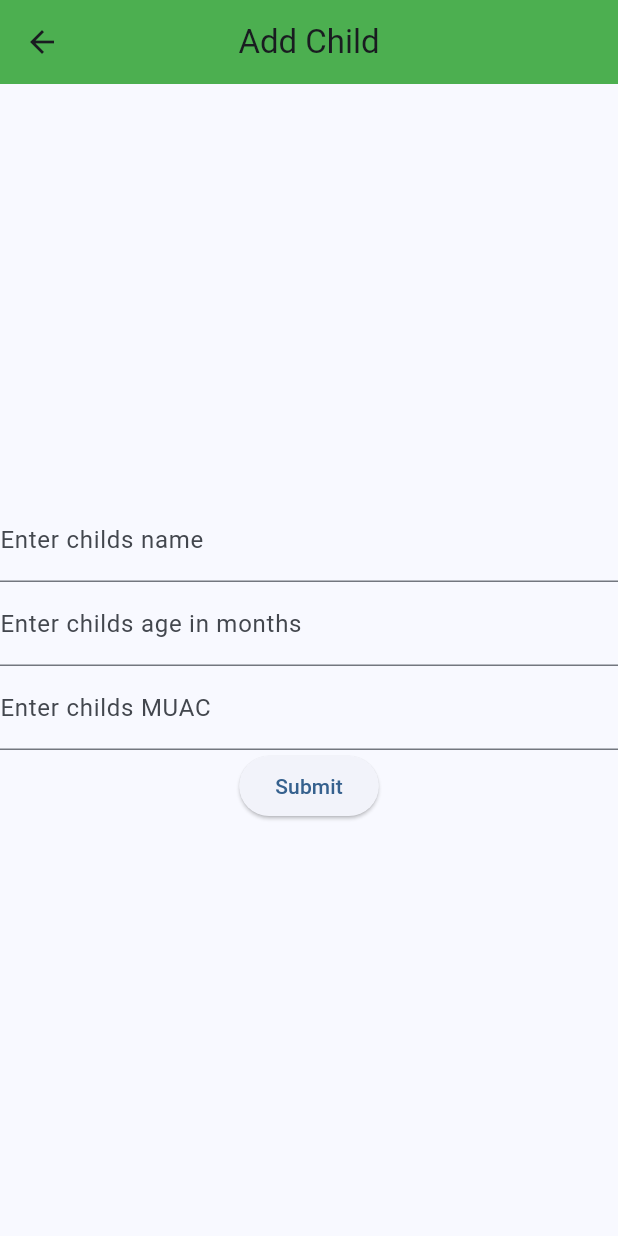
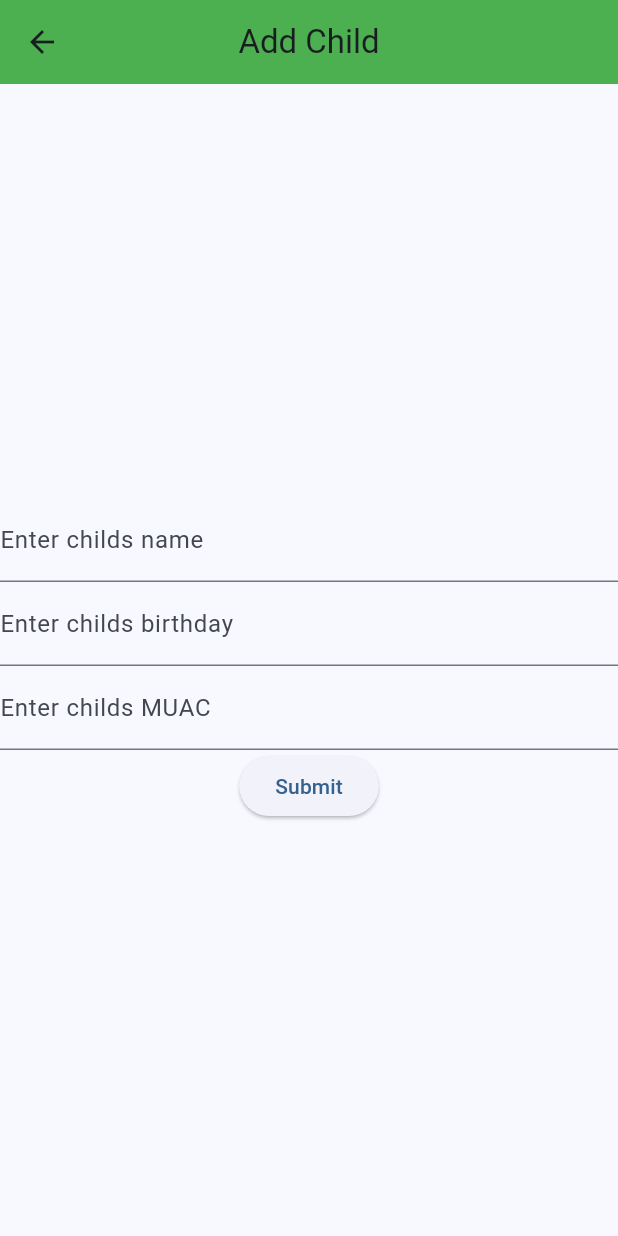
Before and after one commit to Brad-Jorgy/muac_tracker, a Flutter app: the screen it shows after launch, after a tap on "Add Child", on a phone screen of 412 x 824 dp. Run offline on Flutter 3.47's test engine with Material 2 defaults, Android fonts, the light colour scheme and no system bars; our stand-ins replace sqflite; accounts and stored records are empty.

Commit message:
Start of on device database

```diff
--- a/lib/AddChild.dart
+++ b/lib/add_child.dart
@@ -1,6 +1,12 @@
 import 'package:flutter/material.dart';
+import 'package:muac_tracker/child_info.dart';
+import 'package:sqflite/sqflite.dart';
+
+
 
 class AddChildScreen extends StatefulWidget {
+  const AddChildScreen({super.key});
+
   @override
   _AddChildScreenState createState() => _AddChildScreenState();
 }
@@ -12,7 +18,7 @@ class _AddChildScreenState extends State<AddChildScreen> {
       appBar: AppBar(
         backgroundColor: Colors.green,
         centerTitle: true,
-        title: Text('Add Child'),
+        title: const Text('Add Child'),
       ),
       body: Container(
         alignment: Alignment.center,
@@ -28,7 +34,7 @@ class _AddChildScreenState extends State<AddChildScreen> {
             TextFormField(
               decoration: const InputDecoration(
                 border: UnderlineInputBorder(),
-                labelText: 'Enter childs age in months',
+                labelText: 'Enter childs birthday',
               ),
             ),
             TextFormField(
@@ -50,3 +56,23 @@ class _AddChildScreenState extends State<AddChildScreen> {
     );
   }
 }
+
+
+// Future<void> insertChildInfo(ChildInfo childInfo) async {
+
+//   final db = await database;
+
+//   await db.insert(
+//     'childInfos',
+//     childInfo.toMap(),
+//     conflictAlgorithm: ConflictAlgorithm.replace,
+//   );
+// }
+
+// var kido =  ChildInfo(
+//   id: 0,
+//   name: 'Bob',
+//   birthDate: 5/10/01,
+// );
+
+// await insertChildInfo(kido);
--- /dev/null
+++ b/lib/home_page.dart
@@ -0,0 +1,40 @@
+import 'package:flutter/material.dart';
+
+class MyHomePage extends StatefulWidget {
+  const MyHomePage({super.key, required this.title});
+
+  final String title;
+
+  @override
+  State<MyHomePage> createState() => _MyHomePageState();
+}
+
+class _MyHomePageState extends State<MyHomePage> {
+
+  void _addChild() {
+    setState(() {
+      Navigator.pushNamed(context, '/addChild');
+    });
+  }
+
+  @override
+  Widget build(BuildContext context) {
+    return Scaffold(
+      appBar: AppBar(
+        backgroundColor: Theme.of(context).colorScheme.inversePrimary,
+        title: Text(widget.title),
+      ),
+      body: Center(
+        child: Column(
+          mainAxisAlignment: MainAxisAlignment.start,
+          children: <Widget>[
+            ElevatedButton(
+              onPressed: _addChild,
+              child: const Text('Add Child'),
+            )
+          ],
+        ),
+      ),
+    );
+  }
+}
--- a/lib/main.dart
+++ b/lib/main.dart
@@ -1,5 +1,6 @@
 import 'package:flutter/material.dart';
-import 'addChild.dart';
+import 'add_child.dart';
+import 'home_page.dart';
 
 void main() {
   runApp(const MyApp());
@@ -24,42 +25,3 @@ class MyApp extends StatelessWidget {
     );
   }
 }
-
-class MyHomePage extends StatefulWidget {
-  const MyHomePage({super.key, required this.title});
-
-  final String title;
-
-  @override
-  State<MyHomePage> createState() => _MyHomePageState();
-}
-
-class _MyHomePageState extends State<MyHomePage> {
-
-  void _addChild() {
-    setState(() {
-      Navigator.pushNamed(context, '/addChild');
-    });
-  }
-
-  @override
-  Widget build(BuildContext context) {
-    return Scaffold(
-      appBar: AppBar(
-        backgroundColor: Theme.of(context).colorScheme.inversePrimary,
-        title: Text(widget.title),
-      ),
-      body: Center(
-        child: Column(
-          mainAxisAlignment: MainAxisAlignment.start,
-          children: <Widget>[
-            ElevatedButton(
-              onPressed: _addChild,
-              child: const Text('Add Child'),
-            )
-          ],
-        ),
-      ),
-    );
-  }
-}
```
Also changed, not shown: lib/child_info.dart (added, +24 -0 lines), lib/database_stuff.dart (added, +23 -0 lines).
